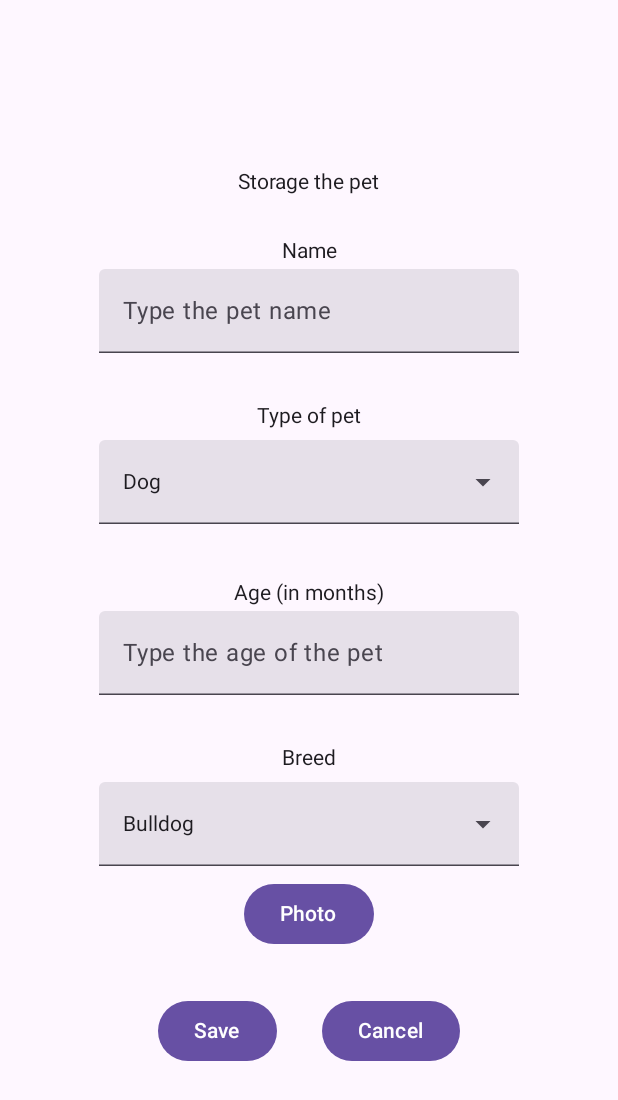
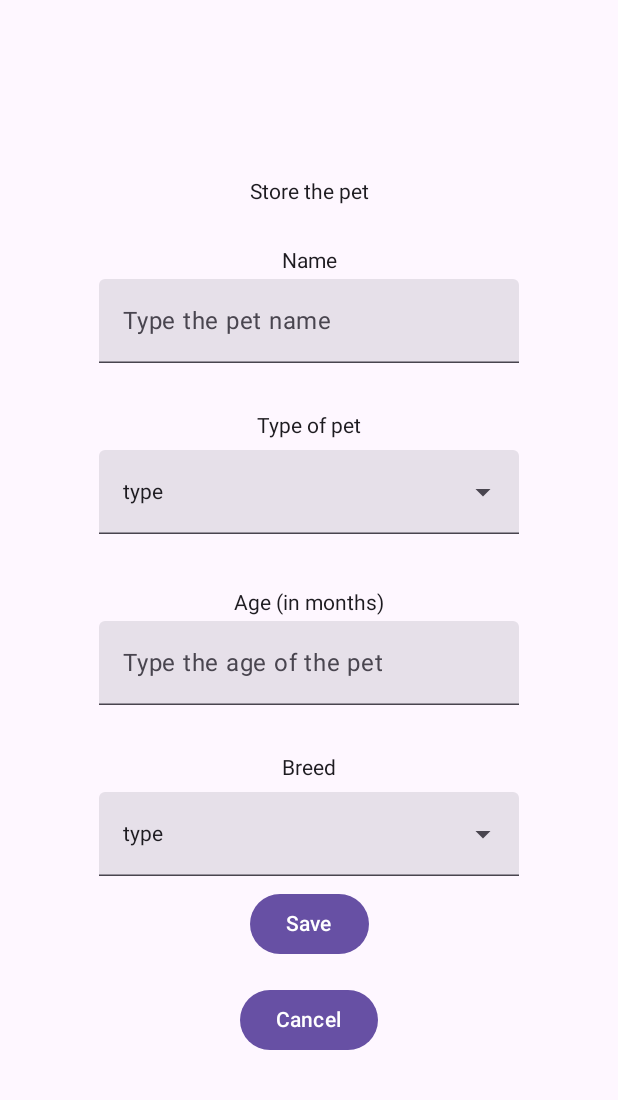
Before and after one commit to JuanBau514/consumoApiKotlin, an Android app built with Jetpack Compose: the screen it shows after launch (MainActivity), after a tap on "Add Pet", on a phone screen of 412 x 824 dp. Shown: the top 1100 px of the screen. Run offline under Robolectric (Android 15) with nearby library versions, the phone set to English and light mode, and no system bars; our stand-ins replace livedata-compose; 1 statement that could not run was skipped.

Commit message:
Error con añadir mascota

```diff
--- a/app/src/main/java/com/parcialii/dumi/MainActivity.kt
+++ b/app/src/main/java/com/parcialii/dumi/MainActivity.kt
@@ -4,6 +4,7 @@ import android.os.Bundle
 import androidx.activity.ComponentActivity
 import androidx.activity.compose.setContent
 import androidx.activity.viewModels
+import androidx.compose.runtime.Composable
 import androidx.compose.runtime.getValue
 import androidx.compose.runtime.livedata.observeAsState
 import com.example.films.viewmodels.PetViewModel
@@ -18,8 +19,13 @@ class MainActivity : ComponentActivity() {
     override fun onCreate(savedInstanceState: Bundle?) {
         super.onCreate(savedInstanceState)
         setContent {
-            val pets by petViewModel.mascotas.observeAsState(emptyList())
-            AppNavigation(pets)
+            CreateView()
         }
     }
+
+    @Composable
+    fun CreateView() {
+        val pets by petViewModel.mascotas.observeAsState(emptyList())
+        AppNavigation(pets)
+    }
 }
--- a/app/src/main/java/com/parcialii/dumi/Network/PetsApi.kt
+++ b/app/src/main/java/com/parcialii/dumi/Network/PetsApi.kt
@@ -1,12 +1,20 @@
 package com.example.veterinariaapi.Network
 import com.parcialii.dumi.dataClass.Pet
+import retrofit2.http.Body
 import retrofit2.http.GET
 import retrofit2.http.POST
+import retrofit2.http.Query
 
 interface PetsApi {
-        @GET("/pets")
-        suspend fun getPets(): List<Pet>
+        @GET("/pets/filter")
+        suspend fun getPets(
+                @Query("sortBy") sortBy: String?,
+                @Query("type") type: String?,
+                @Query("breed") breed: String?,
+                @Query("age") age: Int?,
+                @Query("name") name: String?
+        ): List<Pet>
 
         @POST("/pets")
-        suspend fun save(): Pet
+        suspend fun save(@Body pet: Pet): Pet
 }
--- a/app/src/main/java/com/parcialii/dumi/navigation/AppNavigation.kt
+++ b/app/src/main/java/com/parcialii/dumi/navigation/AppNavigation.kt
@@ -4,6 +4,7 @@ import androidx.compose.runtime.Composable
 import androidx.navigation.compose.NavHost
 import androidx.navigation.compose.composable
 import androidx.navigation.compose.rememberNavController
+import com.example.films.viewmodels.PetViewModel
 import com.parcialii.dumi.dataClass.Pet
 import com.parcialii.dumi.screens.AddPet
 import com.parcialii.dumi.screens.MainMenu
@@ -17,7 +18,7 @@ fun AppNavigation(pets: List<Pet>) {
             MainMenu(navController, pets)
         }
         composable(route = AppScreens.AddPet.route) {
-            AddPet(navController)
+            AddPet(navController, PetViewModel())
         }
         composable(route = AppScreens.ViewPet.route) {
             ViewPet(navController)
--- a/app/src/main/java/com/parcialii/dumi/screens/AddPet.kt
+++ b/app/src/main/java/com/parcialii/dumi/screens/AddPet.kt
@@ -1,59 +1,59 @@
 package com.parcialii.dumi.screens
 
 import android.annotation.SuppressLint
-import androidx.compose.foundation.layout.Arrangement
-import androidx.compose.foundation.layout.Column
-import androidx.compose.foundation.layout.Row
-import androidx.compose.foundation.layout.Spacer
-import androidx.compose.foundation.layout.fillMaxSize
-import androidx.compose.foundation.layout.height
-import androidx.compose.foundation.layout.padding
-import androidx.compose.foundation.layout.width
+import android.os.Bundle
+import androidx.activity.ComponentActivity
+import androidx.activity.compose.setContent
+import androidx.activity.viewModels
+import androidx.compose.foundation.layout.*
 import androidx.compose.foundation.text.KeyboardOptions
 import androidx.compose.material3.Button
 import androidx.compose.material3.Scaffold
 import androidx.compose.material3.Text
 import androidx.compose.material3.TextField
-import androidx.compose.runtime.Composable
-import androidx.compose.runtime.getValue
-import androidx.compose.runtime.mutableStateOf
-import androidx.compose.runtime.remember
-import androidx.compose.runtime.setValue
+import androidx.compose.runtime.*
 import androidx.compose.ui.Alignment
 import androidx.compose.ui.Modifier
 import androidx.compose.ui.text.input.KeyboardType
 import androidx.compose.ui.text.input.TextFieldValue
 import androidx.compose.ui.unit.dp
 import androidx.navigation.NavController
+import androidx.navigation.compose.rememberNavController
+import com.example.films.viewmodels.PetViewModel
+import com.example.films.viewmodels.valueCB
+import com.parcialii.dumi.dataClass.Pet
 import com.parcialii.dumi.navigation.AppScreens
 
 @SuppressLint("UnusedMaterial3ScaffoldPaddingParameter")
 @Composable
-fun AddPet(navController: NavController) {
+fun AddPet(navController: NavController, petViewModel: PetViewModel) {
     Scaffold {
-        AddPetBodyContent(navController)
+        AddPetBodyContent(navController, petViewModel)
     }
 }
 
 @Composable
-fun AddPetBodyContent(navController: NavController) {
+fun AddPetBodyContent(navController: NavController, petViewModel: PetViewModel) {
+    var petname by remember { mutableStateOf(TextFieldValue("")) }
+    var age by remember { mutableStateOf(TextFieldValue("")) }
+    var valueT by remember { mutableStateOf("") }
+    var valueB by remember { mutableStateOf("") }
+
     Column(
-        modifier = Modifier.fillMaxSize(),
+        modifier = Modifier
+            .fillMaxSize()
+            .padding(horizontal = 16.dp),
         verticalArrangement = Arrangement.Center,
         horizontalAlignment = Alignment.CenterHorizontally
     ) {
-        Text(text = "Storage the pet")
+        Text(text = "Store the pet")
 
         Spacer(modifier = Modifier.height(30.dp))
 
         Text(text = "Name")
-
-        var petname by remember { mutableStateOf(TextFieldValue("")) }
         TextField(
             value = petname,
-            onValueChange = { newText ->
-                petname = newText
-            },
+            onValueChange = { petname = it },
             modifier = Modifier.padding(4.dp),
             placeholder = { Text("Type the pet name") },
             keyboardOptions = KeyboardOptions.Default.copy(keyboardType = KeyboardType.Text)
@@ -62,19 +62,15 @@ fun AddPetBodyContent(navController: NavController) {
         Spacer(modifier = Modifier.height(30.dp))
 
         Text(text = "Type of pet")
-
         ComboBox(lista = type)
+        valueT= valueCB
 
         Spacer(modifier = Modifier.height(30.dp))
 
         Text(text = "Age (in months)")
-
-        var age by remember { mutableStateOf(TextFieldValue("")) }
         TextField(
             value = age,
-            onValueChange = { newText ->
-                age = newText
-            },
+            onValueChange = { age = it },
             modifier = Modifier.padding(4.dp),
             placeholder = { Text("Type the age of the pet") },
             keyboardOptions = KeyboardOptions.Default.copy(keyboardType = KeyboardType.Number)
@@ -83,25 +79,25 @@ fun AddPetBodyContent(navController: NavController) {
         Spacer(modifier = Modifier.height(30.dp))
 
         Text(text = "Breed")
+        ComboBox(lista = breed)
+        valueB = valueCB
 
-        ComboBox(lista = breed)
-
-        Button(onClick = { /*TODO*/ }) {
-            Text(text = "Photo")
-        }
-
-        Spacer(modifier = Modifier.height(30.dp))
-
-        Row(
-            verticalAlignment = Alignment.CenterVertically,
-            horizontalArrangement = Arrangement.Center
-        ){
         Button(onClick = {
+            val newPet = Pet(
+                name = petname.text,
+                type = valueT,
+                age = age.text.toIntOrNull() ?: 0,
+                breed = valueB,
+                image = "1716173042472.jpg"
+            )
+            petViewModel.savePet(newPet)
             navController.navigate(route = AppScreens.MainMenu.route)
         }) {
             Text(text = "Save")
         }
-            Spacer(modifier = Modifier.width(30.dp))
+
+        Spacer(modifier = Modifier.height(16.dp))
+
         Button(onClick = {
             navController.navigate(route = AppScreens.MainMenu.route)
         }) {
@@ -109,4 +105,13 @@ fun AddPetBodyContent(navController: NavController) {
         }
     }
 }
+
+class MainActivity : ComponentActivity() {
+    private val petViewModel: PetViewModel by viewModels()
+
+    override fun onCreate(savedInstanceState: Bundle?) {
+        super.onCreate(savedInstanceState)
+        setContent {
         }
+    }
+}
--- a/app/src/main/java/com/parcialii/dumi/screens/MainMenu.kt
+++ b/app/src/main/java/com/parcialii/dumi/screens/MainMenu.kt
@@ -23,7 +23,6 @@ import androidx.compose.material3.ExperimentalMaterial3Api
 import androidx.compose.material3.ExposedDropdownMenuBox
 import androidx.compose.material3.ExposedDropdownMenuDefaults
 import androidx.compose.material3.Icon
-import androidx.compose.material3.MaterialTheme
 import androidx.compose.material3.Scaffold
 import androidx.compose.material3.SearchBar
 import androidx.compose.material3.Text
@@ -37,19 +36,24 @@ import androidx.compose.runtime.setValue
 import androidx.compose.ui.Alignment
 import androidx.compose.ui.Modifier
 import androidx.compose.ui.graphics.Color
-import androidx.compose.ui.text.style.TextAlign
 import androidx.compose.ui.unit.dp
 import androidx.navigation.NavController
-import com.example.films.viewmodels.PetViewModel
 import com.parcialii.dumi.dataClass.Pet
 import com.parcialii.dumi.navigation.AppScreens
-import com.ud.films.views.composable.petsList
-import androidx.activity.viewModels
+import androidx.compose.ui.text.TextStyle
+import androidx.compose.ui.unit.sp
+import com.example.films.viewmodels.PetViewModel
+import com.example.films.viewmodels.valueCB
+import com.parcialii.dumi.MainActivity
 
 
-val order = listOf("Type", "Name", "Age", "breed")
+val order = listOf("type", "name", "age", "breed")
 val type = listOf("Dog", "Cat")
 val breed = listOf("Bulldog", "Labrador", "Pitbull", "Mixed-breed", "Angora")
+var petName = ""
+var petType = ""
+var petBreed = ""
+var petAge = ""
 
 
 
@@ -132,7 +136,7 @@ fun ComboBox(lista: List<String>) {
         mutableStateOf(false)
     }
     var selectedText by remember {
-        mutableStateOf(lista[0])
+        mutableStateOf(valueCB)
     }
 
     Column(
@@ -173,6 +177,7 @@ fun ComboBox(lista: List<String>) {
                         },
                         onClick = {
                             selectedText = lista[index]
+                            valueCB = lista[index]
                             isExpanded = false
                         },
                         contentPadding = ExposedDropdownMenuDefaults.ItemContentPadding
@@ -196,18 +201,23 @@ fun PetList(navController: NavController, route: String, pets: List<Pet>) {
             PetListItem(
                 onClick = {
                     navController.navigate(route = route)
+                    petName = pet.name
+                    petType = pet.type
+                    petBreed = pet.breed
+                    petAge = pet.age.toString()
                 }, pet = pet)
         }
     }
 }
 
 @Composable
-fun PetListItem(onClick: () -> Unit, pet: Pet) {
+fun PetListItem(onClick:
+                    () -> Unit, pet: Pet) {
     Column(
         modifier = Modifier
             .padding(8.dp)
             .clickable(onClick = onClick),
-        horizontalAlignment = Alignment.CenterHorizontally
+        horizontalAlignment = Alignment.Start
     ) {
         Row(
             verticalAlignment = Alignment.CenterVertically
@@ -217,24 +227,12 @@ fun PetListItem(onClick: () -> Unit, pet: Pet) {
                 modifier = Modifier.padding(start = 8.dp)
             )
         }
-    }
-}
-
-@Composable
-fun ElementItem(
-    onClick: () -> Unit,
-    nombre: String,
-) {
-    Column(
-        modifier = Modifier
-            .padding(8.dp)
-            .clickable(onClick = onClick),
-        horizontalAlignment = Alignment.CenterHorizontally
-    ) {
         Text(
-            text = nombre,
-            style = MaterialTheme.typography.titleSmall,
-            textAlign = TextAlign.Center
+            text = pet.type,
+            modifier = Modifier.padding(start = 8.dp),
+            style = TextStyle(
+                fontSize = 10.sp
+            )
         )
     }
 }
--- a/app/src/main/java/com/parcialii/dumi/viewmodels/PetViewModel.kt
+++ b/app/src/main/java/com/parcialii/dumi/viewmodels/PetViewModel.kt
@@ -8,6 +8,7 @@ import com.example.veterinariaapi.repositorio.repoPet
 import com.parcialii.dumi.dataClass.Pet
 import kotlinx.coroutines.launch
 
+var valueCB = "type"
 class PetViewModel : ViewModel() {
     private val repositorioMascotas = repoPet()
 
@@ -20,8 +21,14 @@ class PetViewModel : ViewModel() {
 
     fun loadMascotas() {
         viewModelScope.launch {
-            val pets = repositorioMascotas.getPets()
+            val pets = repositorioMascotas.getPets(sortBy= valueCB, type = null, breed=null, age = null, name= null)
             liveDataMascotas.value = pets
         }
     }
+
+    fun savePet(pet: Pet){
+        viewModelScope.launch {
+            repositorioMascotas.savePet(pet)
+        }
+    }
 }
```
Also changed, not shown: app/src/main/java/com/parcialii/dumi/repositorio/repoPet.kt (+6 -2 lines), app/src/main/java/com/parcialii/dumi/screens/ViewPet.kt (+17 -4 lines). Lines whose indentation alone changed are shown as unchanged.
